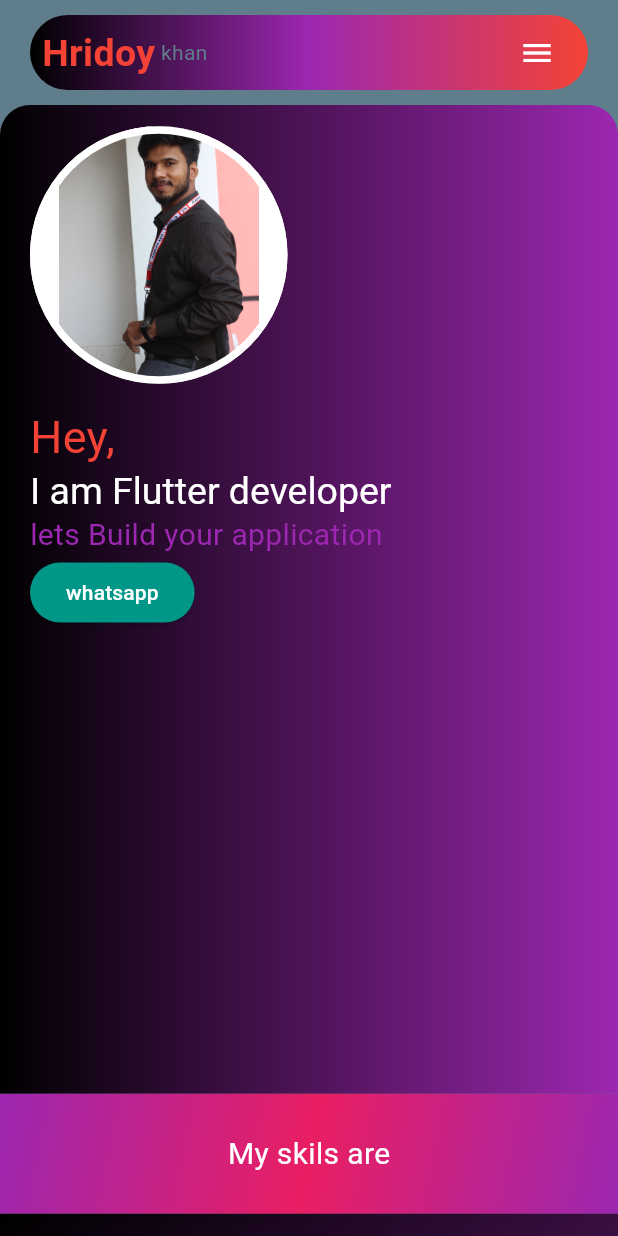
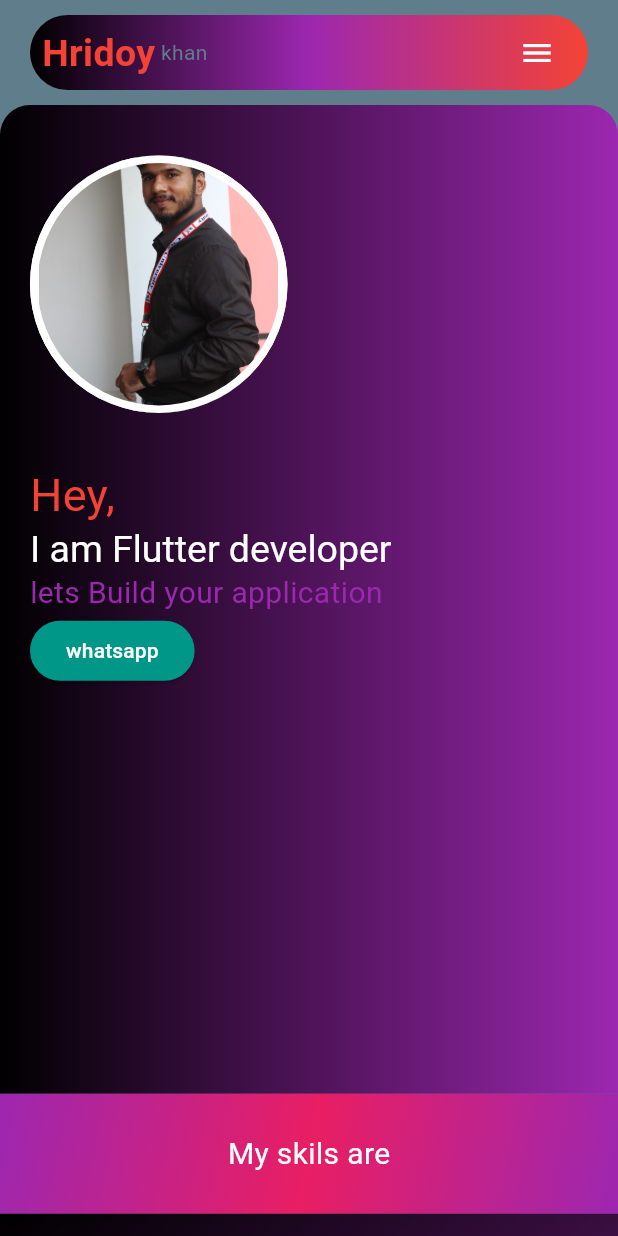
Before and after one commit to hrikhan/My_updated_portfolio, a Flutter app: the screen it shows after launch, on a phone screen of 412 x 824 dp. Run offline on Flutter 3.47's test engine with Material 3 defaults, Android fonts, the phone set to English and light mode, and no system bars; drawn by our look-alikes of animated_text_kit; our stand-ins replace flutter_screenutil.

Commit message:
working on

```diff
--- a/lib/widgeds/mobile_body_part.dart
+++ b/lib/widgeds/mobile_body_part.dart
@@ -17,8 +17,7 @@ class MobileBodyPart extends StatelessWidget {
                   borderRadius: BorderRadius.only(
                       topLeft: Radius.circular(20),
                       topRight: Radius.circular(20))),
-              child: Row(
-                children: [
+              child:
               Column(
                 mainAxisAlignment: MainAxisAlignment.start,
                 crossAxisAlignment: CrossAxisAlignment.start,
@@ -27,13 +26,13 @@ class MobileBodyPart extends StatelessWidget {
                   Row(
                     children: [
                       Container(
-                            height: 200,
+                        height: 200.h,
                         width: 150.w,
                         decoration: const BoxDecoration(
                             color: Colors.white, shape: BoxShape.circle),
                         child: Container(
                           height: 120.h,
-                              width: 120.w,
+                          width: 130.w,
                           decoration: BoxDecoration(
                             border:
                                 Border.all(width: 5, color: Colors.white),
@@ -91,9 +90,6 @@ class MobileBodyPart extends StatelessWidget {
 
                 ],
               ),
-
-                ],
-              ),
             );
   }
 }
```
Lines whose indentation alone changed are shown as unchanged.
